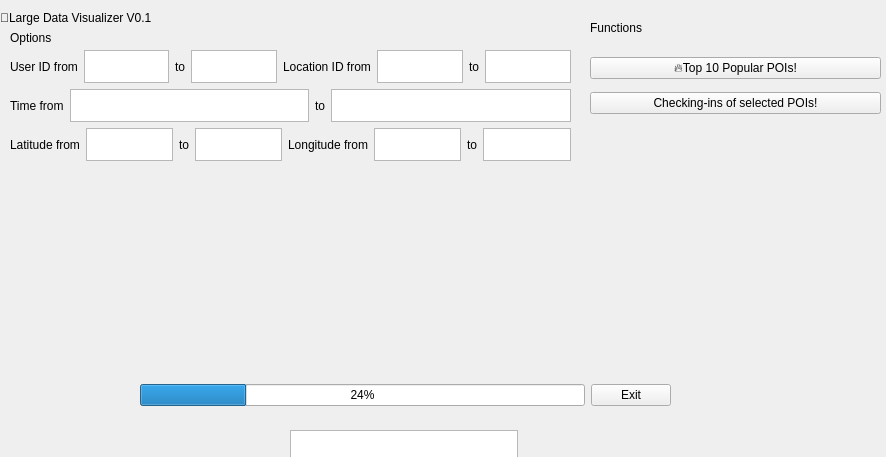
First picture: the form in filevisualizer.ui, repository theLastRefugee/DataVisualizer-in-QT, before the edit.
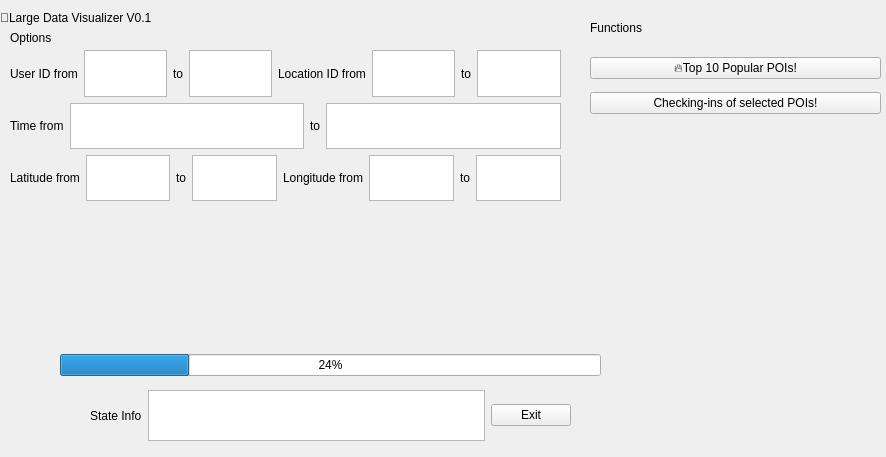
Second picture: the form after the edit.

```diff
--- a/filevisualizer.ui
+++ b/filevisualizer.ui
@@ -52,33 +52,26 @@
     <string>Functions</string>
    </property>
   </widget>
-  <widget class="QTextEdit" name="longitude_lower_3">
+  <widget class="QWidget" name="layoutWidget">
    <property name="geometry">
     <rect>
-     <x>290</x>
-     <y>430</y>
-     <width>228</width>
-     <height>28</height>
-    </rect>
-   </property>
-  </widget>
-  <widget class="QWidget" name="">
-   <property name="geometry">
-    <rect>
-     <x>140</x>
-     <y>360</y>
-     <width>531</width>
-     <height>71</height>
+     <x>90</x>
+     <y>390</y>
+     <width>481</width>
+     <height>51</height>
     </rect>
    </property>
    <layout class="QHBoxLayout" name="horizontalLayout">
     <item>
-     <widget class="QProgressBar" name="progressBar">
-      <property name="value">
-       <number>24</number>
+     <widget class="QLabel" name="label_14">
+      <property name="text">
+       <string>State Info</string>
       </property>
      </widget>
     </item>
+    <item>
+     <widget class="QTextEdit" name="state_textEdit"/>
+    </item>
     <item>
      <widget class="QPushButton" name="exitButton">
       <property name="enabled">
@@ -91,13 +84,13 @@
     </item>
    </layout>
   </widget>
-  <widget class="QWidget" name="">
+  <widget class="QWidget" name="layoutWidget">
    <property name="geometry">
     <rect>
      <x>10</x>
      <y>50</y>
-     <width>561</width>
-     <height>111</height>
+     <width>551</width>
+     <height>151</height>
     </rect>
    </property>
    <layout class="QVBoxLayout" name="verticalLayout">
@@ -231,7 +224,7 @@
     </item>
    </layout>
   </widget>
-  <widget class="QWidget" name="">
+  <widget class="QWidget" name="layoutWidget">
    <property name="geometry">
     <rect>
      <x>590</x>
@@ -257,6 +250,25 @@
     </item>
    </layout>
   </widget>
+  <widget class="QWidget" name="">
+   <property name="geometry">
+    <rect>
+     <x>60</x>
+     <y>340</y>
+     <width>541</width>
+     <height>51</height>
+    </rect>
+   </property>
+   <layout class="QHBoxLayout" name="horizontalLayout_9">
+    <item>
+     <widget class="QProgressBar" name="progressBar">
+      <property name="value">
+       <number>24</number>
+      </property>
+     </widget>
+    </item>
+   </layout>
+  </widget>
  </widget>
  <resources/>
  <connections/>
```
